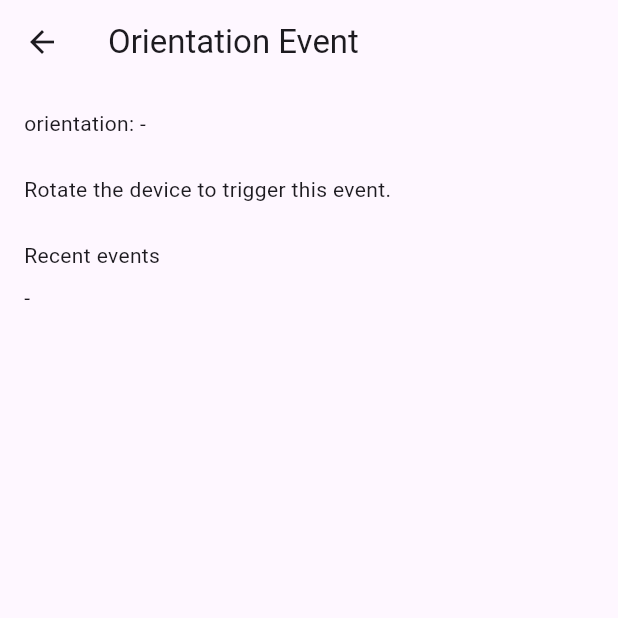
After one commit to StanleyCocos/flutter_system_events, a Flutter app: the screen it shows after launch, after a tap on "Orientation", on a phone screen of 412 x 824 dp, the top half of it. The commit adds this screen. Run offline on Flutter 3.47's test engine with Material 3 defaults, Android fonts, the phone set to English and light mode, and no system bars; our stand-ins replace plugin_platform_interface; missing offline and left inert: dart:html.

Commit message:
docs: add orientation event example

```diff
--- a/example/lib/main.dart
+++ b/example/lib/main.dart
@@ -5,6 +5,7 @@ import 'pages/keyboard_event_page.dart';
 import 'pages/lifecycle_event_page.dart';
 import 'pages/memory_event_page.dart';
 import 'pages/network_event_page.dart';
+import 'pages/orientation_event_page.dart';
 
 void main() {
   runApp(const MyApp());
@@ -88,6 +89,18 @@ class EventListPage extends StatelessWidget {
               );
             },
           ),
+          ListTile(
+            title: const Text('Orientation'),
+            subtitle: const Text('Portrait, landscape, direction'),
+            trailing: const Icon(Icons.chevron_right),
+            onTap: () {
+              Navigator.of(context).push(
+                MaterialPageRoute<void>(
+                  builder: (_) => const OrientationEventPage(),
+                ),
+              );
+            },
+          ),
         ],
       ),
     );
--- /dev/null
+++ b/example/lib/pages/orientation_event_page.dart
@@ -0,0 +1,60 @@
+import 'dart:async';
+
+import 'package:flutter/material.dart';
+import 'package:flutter_system_events/flutter_system_events.dart';
+
+class OrientationEventPage extends StatefulWidget {
+  const OrientationEventPage({super.key});
+
+  @override
+  State<OrientationEventPage> createState() => _OrientationEventPageState();
+}
+
+class _OrientationEventPageState extends State<OrientationEventPage> {
+  StreamSubscription<SystemEvent>? _subscription;
+  ScreenOrientation? _orientation;
+  final _events = <String>[];
+
+  @override
+  void initState() {
+    super.initState();
+    _subscription = SystemEvents.events.listen((event) {
+      if (event is! OrientationEvent || !mounted) return;
+      setState(() {
+        _orientation = event.orientation;
+        _events.insert(0, event.orientation.name);
+        if (_events.length > 8) _events.removeLast();
+      });
+    });
+    SystemEvents.initialize(
+      config: const SystemEventsConfig(orientation: OrientationConfig()),
+    );
+  }
+
+  @override
+  void dispose() {
+    _subscription?.cancel();
+    SystemEvents.dispose();
+    super.dispose();
+  }
+
+  @override
+  Widget build(BuildContext context) {
+    return Scaffold(
+      appBar: AppBar(title: const Text('Orientation Event')),
+      body: ListView(
+        padding: const EdgeInsets.all(16),
+        children: [
+          Text('orientation: ${_orientation?.name ?? '-'}'),
+          const SizedBox(height: 24),
+          const Text('Rotate the device to trigger this event.'),
+          const SizedBox(height: 24),
+          const Text('Recent events'),
+          const SizedBox(height: 8),
+          if (_events.isEmpty) const Text('-'),
+          for (final event in _events) Text(event),
+        ],
+      ),
+    );
+  }
+}
--- a/pubspec.yaml
+++ b/pubspec.yaml
@@ -1,5 +1,5 @@
 name: flutter_system_events
-description: "A Flutter plugin for listening to keyboard, lifecycle, network, memory, and battery events on Android and iOS."
+description: "A Flutter plugin for listening to keyboard, lifecycle, network, memory, battery, and orientation events on Android and iOS."
 version: 0.4.0
 repository: https://github.com/StanleyCocos/flutter_system_events
 
```
Also changed, not shown: 4 other files.
